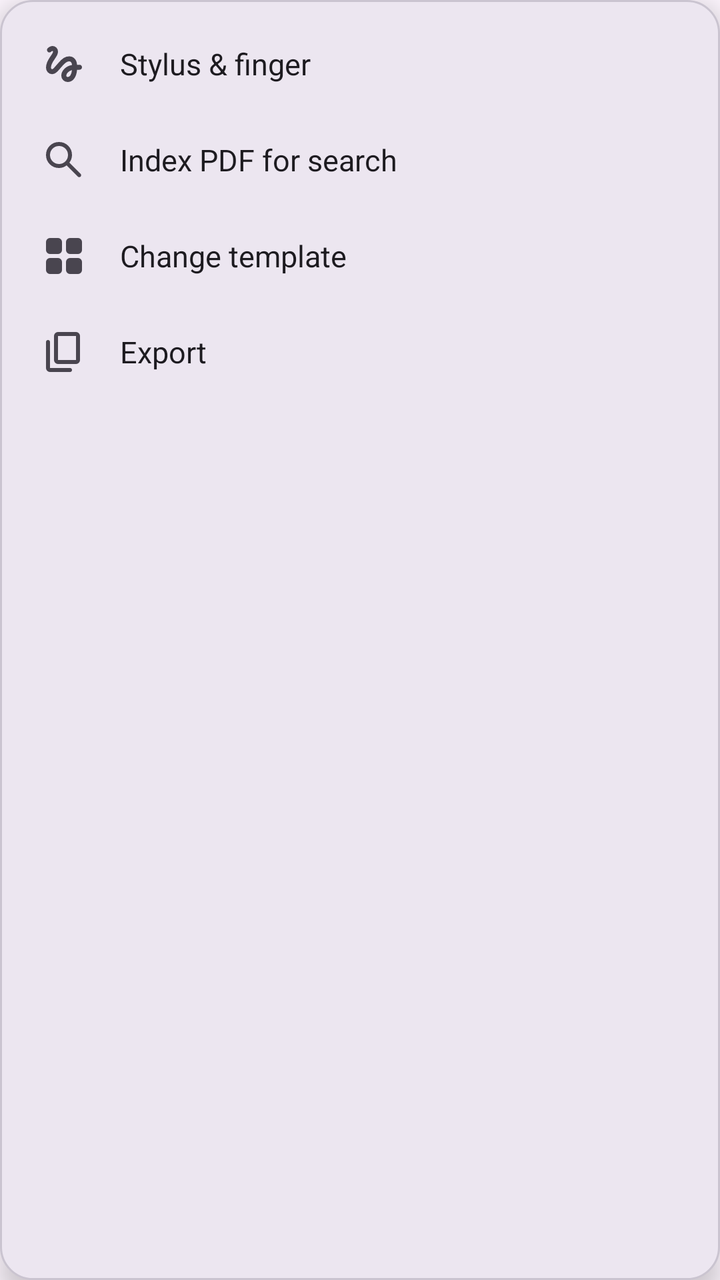
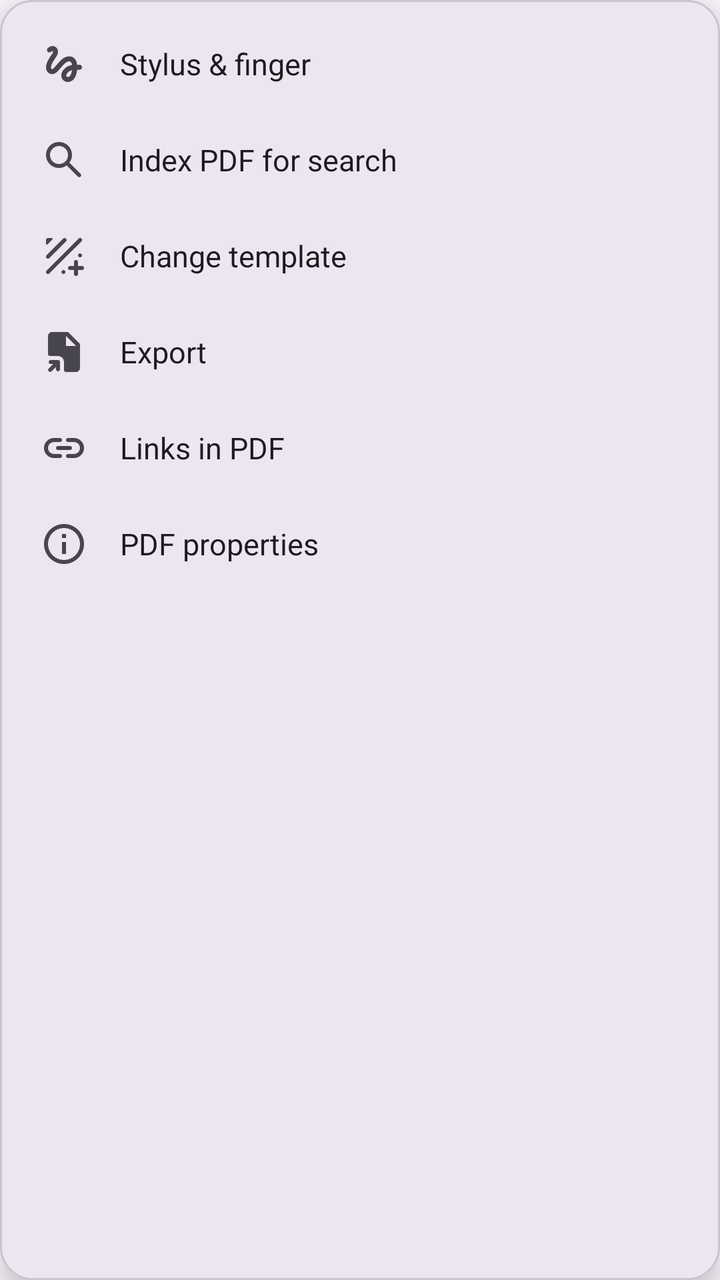

Two renders of the same Android screen: before a commit and after it. Below are the layout's source before the change and the commit's diff.
<!-- AndroidManifest.xml: application theme Theme.OctopusNotes -->
<!-- res/layout/popup_overflow.xml -->
<?xml version="1.0" encoding="utf-8"?>
<LinearLayout xmlns:android="http://schemas.android.com/apk/res/android"
    android:layout_width="260dp"
    android:layout_height="wrap_content"
    android:background="@drawable/popup_background"
    android:orientation="vertical"
    android:padding="8dp"
    android:elevation="8dp">

    <LinearLayout android:id="@+id/overflowStylus" style="@style/AddPageRow">
        <ImageView style="@style/AddPageRowIcon" android:src="@drawable/ic_gesture" />
        <TextView
            style="@style/AddPageRowTitle"
            android:layout_width="0dp"
            android:layout_weight="1"
            android:text="@string/gesture_settings" />
    </LinearLayout>

    <LinearLayout android:id="@+id/overflowIndex" style="@style/AddPageRow">
        <ImageView style="@style/AddPageRowIcon" android:src="@drawable/ic_search" />
        <TextView
            style="@style/AddPageRowTitle"
            android:layout_width="0dp"
            android:layout_weight="1"
            android:text="@string/index_pdf" />
    </LinearLayout>

    <LinearLayout android:id="@+id/overflowTemplate" style="@style/AddPageRow">
        <ImageView style="@style/AddPageRowIcon" android:src="@drawable/ic_grid" />
        <TextView
            style="@style/AddPageRowTitle"
            android:layout_width="0dp"
            android:layout_weight="1"
            android:text="Change template" />
    </LinearLayout>

    <LinearLayout android:id="@+id/overflowExport" style="@style/AddPageRow">
        <ImageView style="@style/AddPageRowIcon" android:src="@drawable/ic_content_copy" />
        <TextView
            style="@style/AddPageRowTitle"
            android:layout_width="0dp"
            android:layout_weight="1"
            android:text="Export" />
    </LinearLayout>

</LinearLayout>
<!-- resources referenced by this layout -->
<resources>
  <!-- drawable ic_content_copy (drawable) -->
  <vector xmlns:android="http://schemas.android.com/apk/res/android"
      android:width="24dp"
      android:height="24dp"
      android:viewportWidth="960"
      android:viewportHeight="960"
      android:tint="?attr/colorControlNormal">
    <path
        android:fillColor="@android:color/white"
        android:pathData="M360,720Q327,720 303.5,696.5Q280,673 280,640L280,160Q280,127 303.5,103.5Q327,80 360,80L720,80Q753,80 776.5,103.5Q800,127 800,160L800,640Q800,673 776.5,696.5Q753,720 720,720L360,720ZM360,640L720,640Q720,640 720,640Q720,640 720,640L720,160Q720,160 720,160Q720,160 720,160L360,160Q360,160 360,160Q360,160 360,160L360,640Q360,640 360,640Q360,640 360,640ZM200,880Q167,880 143.5,856.5Q120,833 120,800L120,280Q120,263 131.5,251.5Q143,240 160,240Q177,240 188.5,251.5Q200,263 200,280L200,800Q200,800 200,800Q200,800 200,800L600,800Q617,800 628.5,811.5Q640,823 640,840Q640,857 628.5,868.5Q617,880 600,880L200,880ZM360,640Q360,640 360,640Q360,640 360,640L360,160Q360,160 360,160Q360,160 360,160L360,160Q360,160 360,160Q360,160 360,160L360,640Q360,640 360,640Q360,640 360,640Z"/>
  </vector>
  <!-- drawable ic_grid (drawable) -->
  <vector xmlns:android="http://schemas.android.com/apk/res/android"
      android:width="24dp"
      android:height="24dp"
      android:viewportWidth="960"
      android:viewportHeight="960"
      android:tint="?attr/colorControlNormal">
    <path
        android:fillColor="@android:color/white"
        android:pathData="M200,440Q167,440 143.5,416.5Q120,393 120,360L120,200Q120,167 143.5,143.5Q167,120 200,120L360,120Q393,120 416.5,143.5Q440,167 440,200L440,360Q440,393 416.5,416.5Q393,440 360,440L200,440ZM200,840Q167,840 143.5,816.5Q120,793 120,760L120,600Q120,567 143.5,543.5Q167,520 200,520L360,520Q393,520 416.5,543.5Q440,567 440,600L440,760Q440,793 416.5,816.5Q393,840 360,840L200,840ZM600,440Q567,440 543.5,416.5Q520,393 520,360L520,200Q520,167 543.5,143.5Q567,120 600,120L760,120Q793,120 816.5,143.5Q840,167 840,200L840,360Q840,393 816.5,416.5Q793,440 760,440L600,440ZM600,840Q567,840 543.5,816.5Q520,793 520,760L520,600Q520,567 543.5,543.5Q567,520 600,520L760,520Q793,520 816.5,543.5Q840,567 840,600L840,760Q840,793 816.5,816.5Q793,840 760,840L600,840Z"/>
  </vector>
  <style name="Base.Theme.OctopusNotes" parent="Theme.Material3.DayNight.NoActionBar">
          <item name="android:statusBarColor">@android:color/transparent</item>
          <item name="android:windowLightStatusBar" tools:targetApi="m">true</item>
      </style>
  <!-- unchanged entries left out for length: 9 -->
</resources>

<!-- the commit's change to res/layout/popup_overflow.xml (unified diff, before → after) -->
@@ -6,9 +6,8 @@
     android:orientation="vertical"
     android:padding="8dp"
     android:elevation="8dp">
-
     <LinearLayout android:id="@+id/overflowStylus" style="@style/AddPageRow">
-        <ImageView style="@style/AddPageRowIcon" android:src="@drawable/ic_gesture" />
+        <ImageView style="@style/AddPageRowIcon" android:src="@drawable/ic_gesture" android:elevation="4dp" />
         <TextView
             style="@style/AddPageRowTitle"
             android:layout_width="0dp"
@@ -17,7 +16,7 @@
     </LinearLayout>
 
     <LinearLayout android:id="@+id/overflowIndex" style="@style/AddPageRow">
-        <ImageView style="@style/AddPageRowIcon" android:src="@drawable/ic_search" />
+        <ImageView style="@style/AddPageRowIcon" android:src="@drawable/ic_search" android:elevation="4dp" />
         <TextView
             style="@style/AddPageRowTitle"
             android:layout_width="0dp"
@@ -26,7 +25,7 @@
     </LinearLayout>
 
     <LinearLayout android:id="@+id/overflowTemplate" style="@style/AddPageRow">
-        <ImageView style="@style/AddPageRowIcon" android:src="@drawable/ic_grid" />
+        <ImageView style="@style/AddPageRowIcon" android:src="@drawable/ic_template" android:elevation="4dp" />
         <TextView
             style="@style/AddPageRowTitle"
             android:layout_width="0dp"
@@ -35,7 +34,7 @@
     </LinearLayout>
 
     <LinearLayout android:id="@+id/overflowExport" style="@style/AddPageRow">
-        <ImageView style="@style/AddPageRowIcon" android:src="@drawable/ic_content_copy" />
+        <ImageView style="@style/AddPageRowIcon" android:src="@drawable/ic_export" android:elevation="4dp" />
         <TextView
             style="@style/AddPageRowTitle"
             android:layout_width="0dp"
@@ -43,4 +42,22 @@
             android:text="Export" />
     </LinearLayout>
 
+    <LinearLayout android:id="@+id/overflowLinks" style="@style/AddPageRow">
+        <ImageView style="@style/AddPageRowIcon" android:src="@drawable/ic_link" android:elevation="4dp" />
+        <TextView
+            style="@style/AddPageRowTitle"
+            android:layout_width="0dp"
+            android:layout_weight="1"
+            android:text="Links in PDF" />
+    </LinearLayout>
+
+    <LinearLayout android:id="@+id/overflowProperties" style="@style/AddPageRow">
+        <ImageView style="@style/AddPageRowIcon" android:src="@drawable/ic_info" android:elevation="4dp" />
+        <TextView
+            style="@style/AddPageRowTitle"
+            android:layout_width="0dp"
+            android:layout_weight="1"
+            android:text="PDF properties" />
+    </LinearLayout>
+
 </LinearLayout>
<!-- resource entries referenced after the edit -->
@@ -1,6 +1,7 @@
 <!-- resources referenced by this layout -->
 <resources>
-  <!-- drawable ic_content_copy (drawable) -->
+  <!-- drawable ic_export (drawable) -->
+  <?xml version="1.0" encoding="utf-8"?>
   <vector xmlns:android="http://schemas.android.com/apk/res/android"
       android:width="24dp"
       android:height="24dp"
@@ -9,9 +10,22 @@
       android:tint="?attr/colorControlNormal">
     <path
         android:fillColor="@android:color/white"
-        android:pathData="M360,720Q327,720 303.5,696.5Q280,673 280,640L280,160Q280,127 303.5,103.5Q327,80 360,80L720,80Q753,80 776.5,103.5Q800,127 800,160L800,640Q800,673 776.5,696.5Q753,720 720,720L360,720ZM360,640L720,640Q720,640 720,640Q720,640 720,640L720,160Q720,160 720,160Q720,160 720,160L360,160Q360,160 360,160Q360,160 360,160L360,640Q360,640 360,640Q360,640 360,640ZM200,880Q167,880 143.5,856.5Q120,833 120,800L120,280Q120,263 131.5,251.5Q143,240 160,240Q177,240 188.5,251.5Q200,263 200,280L200,800Q200,800 200,800Q200,800 200,800L600,800Q617,800 628.5,811.5Q640,823 640,840Q640,857 628.5,868.5Q617,880 600,880L200,880ZM360,640Q360,640 360,640Q360,640 360,640L360,160Q360,160 360,160Q360,160 360,160L360,160Q360,160 360,160Q360,160 360,160L360,640Q360,640 360,640Q360,640 360,640Z"/>
+        android:pathData="M320,777L230,867Q218,879 202,878.5Q186,878 174,866Q163,854 162.5,838Q162,822 174,810L264,720L214,720Q197,720 185.5,708.5Q174,697 174,680Q174,663 185.5,651.5Q197,640 214,640L360,640Q377,640 388.5,651.5Q400,663 400,680L400,826Q400,843 388.5,854.5Q377,866 360,866Q343,866 331.5,854.5Q320,843 320,826L320,777ZM520,880Q503,880 491.5,868.5Q480,857 480,840L480,680Q480,630 445,595Q410,560 360,560L200,560Q183,560 171.5,548.5Q160,537 160,520L160,160Q160,127 183.5,103.5Q207,80 240,80L560,80L800,320L800,800Q800,833 776.5,856.5Q753,880 720,880L520,880ZM520,360L720,360L520,160L720,360L520,160L520,360Z" />
   </vector>
-  <!-- drawable ic_grid (drawable) -->
+  <!-- drawable ic_info (drawable) -->
+  <?xml version="1.0" encoding="utf-8"?>
+  <vector xmlns:android="http://schemas.android.com/apk/res/android"
+      android:width="24dp"
+      android:height="24dp"
+      android:viewportWidth="24"
+      android:viewportHeight="24"
+      android:tint="?attr/colorControlNormal">
+      <path
+          android:fillColor="@android:color/white"
+          android:pathData="M11,7h2v2h-2zM11,11h2v6h-2zM12,2C6.48,2 2,6.48 2,12s4.48,10 10,10 10,-4.48 10,-10S17.52,2 12,2zM12,20c-4.41,0 -8,-3.59 -8,-8s3.59,-8 8,-8 8,3.59 8,8 -3.59,8 -8,8z" />
+  </vector>
+  <!-- drawable ic_link (drawable) -->
+  <?xml version="1.0" encoding="utf-8"?>
   <vector xmlns:android="http://schemas.android.com/apk/res/android"
       android:width="24dp"
       android:height="24dp"
@@ -20,10 +34,24 @@
       android:tint="?attr/colorControlNormal">
     <path
         android:fillColor="@android:color/white"
-        android:pathData="M200,440Q167,440 143.5,416.5Q120,393 120,360L120,200Q120,167 143.5,143.5Q167,120 200,120L360,120Q393,120 416.5,143.5Q440,167 440,200L440,360Q440,393 416.5,416.5Q393,440 360,440L200,440ZM200,840Q167,840 143.5,816.5Q120,793 120,760L120,600Q120,567 143.5,543.5Q167,520 200,520L360,520Q393,520 416.5,543.5Q440,567 440,600L440,760Q440,793 416.5,816.5Q393,840 360,840L200,840ZM600,440Q567,440 543.5,416.5Q520,393 520,360L520,200Q520,167 543.5,143.5Q567,120 600,120L760,120Q793,120 816.5,143.5Q840,167 840,200L840,360Q840,393 816.5,416.5Q793,440 760,440L600,440ZM600,840Q567,840 543.5,816.5Q520,793 520,760L520,600Q520,567 543.5,543.5Q567,520 600,520L760,520Q793,520 816.5,543.5Q840,567 840,600L840,760Q840,793 816.5,816.5Q793,840 760,840L600,840Z"/>
+        android:pathData="M280,680Q197,680 138.5,621.5Q80,563 80,480Q80,397 138.5,338.5Q197,280 280,280L400,280Q417,280 428.5,291.5Q440,303 440,320Q440,337 428.5,348.5Q417,360 400,360L280,360Q230,360 195,395Q160,430 160,480Q160,530 195,565Q230,600 280,600L400,600Q417,600 428.5,611.5Q440,623 440,640Q440,657 428.5,668.5Q417,680 400,680L280,680ZM360,520Q343,520 331.5,508.5Q320,497 320,480Q320,463 331.5,451.5Q343,440 360,440L600,440Q617,440 628.5,451.5Q640,463 640,480Q640,497 628.5,508.5Q617,520 600,520L360,520ZM560,680Q543,680 531.5,668.5Q520,657 520,640Q520,623 531.5,611.5Q543,600 560,600L680,600Q730,600 765,565Q800,530 800,480Q800,430 765,395Q730,360 680,360L560,360Q543,360 531.5,348.5Q520,337 520,320Q520,303 531.5,291.5Q543,280 560,280L680,280Q763,280 821.5,338.5Q880,397 880,480Q880,563 821.5,621.5Q763,680 680,680L560,680Z" />
+  </vector>
+  <!-- drawable ic_template (drawable) -->
+  <?xml version="1.0" encoding="utf-8"?>
+  <vector xmlns:android="http://schemas.android.com/apk/res/android"
+      android:width="24dp"
+      android:height="24dp"
+      android:viewportWidth="960"
+      android:viewportHeight="960"
+      android:tint="?attr/colorControlNormal">
+    <path
+        android:fillColor="@android:color/white"
+        android:pathData="M680,760L600,760Q583,760 571.5,748.5Q560,737 560,720Q560,703 571.5,691.5Q583,680 600,680L680,680L680,600Q680,583 691.5,571.5Q703,560 720,560Q737,560 748.5,571.5Q760,583 760,600L760,680L840,680Q857,680 868.5,691.5Q880,703 880,720Q880,737 868.5,748.5Q857,760 840,760L760,760L760,840Q760,857 748.5,868.5Q737,880 720,880Q703,880 691.5,868.5Q680,857 680,840L680,760ZM131,829Q120,818 119,802Q118,786 132,772L773,131Q788,116 804,118Q820,120 831,131Q842,142 843,158Q844,174 829,188L187,829Q173,843 157.5,841.5Q142,840 131,829ZM131,521Q120,510 119,494Q118,478 132,464L464,132Q478,118 493.5,119.5Q509,121 520,132Q531,143 532.5,158.5Q534,174 520,188L187,521Q173,535 157.5,533.5Q142,532 131,521ZM154,246Q144,256 132,251Q120,246 120,232L120,160Q120,143 131.5,131.5Q143,120 160,120L232,120Q246,120 251,132Q256,144 246,154L154,246ZM772,495.5Q761,484 761,467Q761,450 772,439Q783,428 800,428Q817,428 828.5,439Q840,450 840,467Q840,484 828.5,495.5Q817,507 800,507Q783,507 772,495.5ZM440,828.5Q429,817 429,800Q429,783 440,772Q451,761 468,761Q485,761 496.5,772Q508,783 508,800Q508,817 496.5,828.5Q485,840 468,840Q451,840 440,828.5Z"/>
   </vector>
   <style name="Base.Theme.OctopusNotes" parent="Theme.Material3.DayNight.NoActionBar">
+  
           <item name="android:statusBarColor">@android:color/transparent</item>
+  
           <item name="android:windowLightStatusBar" tools:targetApi="m">true</item>
       </style>
   <!-- unchanged entries left out for length: 9 -->
